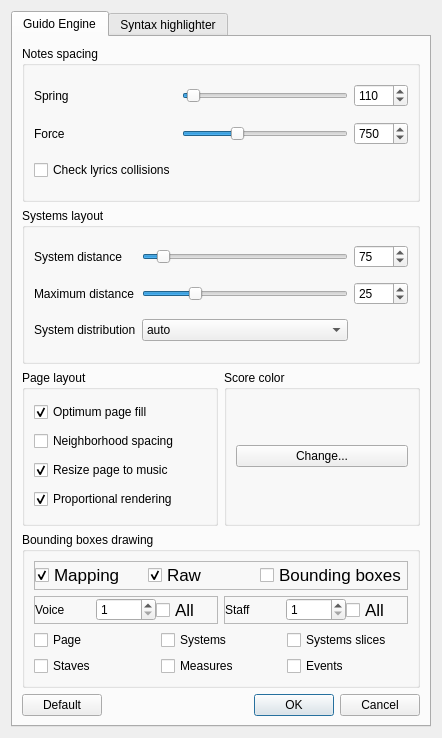
Old version of the form environments/Qt/apps/GuidoEditor/rsc/setupDialog.ui in the repository grame-cncm/guidolib.
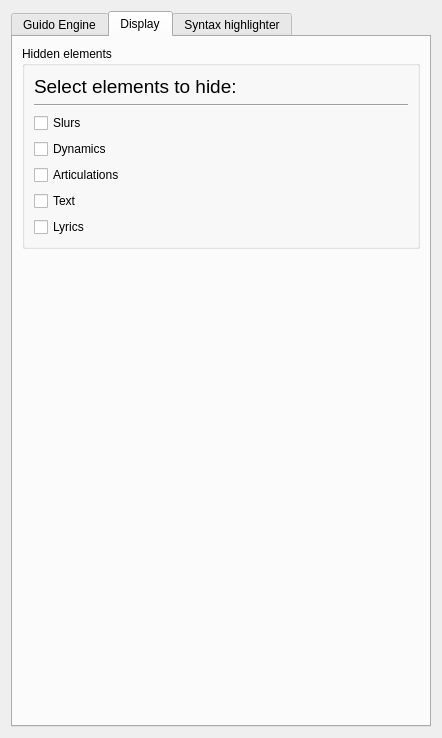
New version of the form.

Commit message: display state management fix multiple dialog opened new command initializes the editor with an empty score

Patch:
```diff
--- a/environments/Qt/apps/GuidoEditor/rsc/setupDialog.ui
+++ b/environments/Qt/apps/GuidoEditor/rsc/setupDialog.ui
@@ -32,13 +32,13 @@
    <item>
     <widget class="QTabWidget" name="fTabWidget">
      <property name="currentIndex">
-      <number>0</number>
+      <number>1</number>
      </property>
      <widget class="QWidget" name="tab">
       <attribute name="title">
        <string>Guido Engine</string>
       </attribute>
-      <layout class="QVBoxLayout" name="verticalLayout_2">
+      <layout class="QVBoxLayout" name="verticalLayout_1">
        <item>
         <widget class="QGroupBox" name="groupBox">
          <property name="title">
@@ -596,6 +596,96 @@
        </item>
       </layout>
      </widget>
+     <widget class="QWidget" name="tab_1">
+      <attribute name="title">
+       <string>Display</string>
+      </attribute>
+      <layout class="QVBoxLayout" name="verticalLayout_2">
+       <item>
+        <widget class="QGroupBox" name="groupBox">
+         <property name="title">
+          <string>Hidden elements</string>
+         </property>
+         <layout class="QGridLayout" name="gridLayout_4">
+          <item row="1" column="0">
+           <widget class="Line" name="line">
+            <property name="orientation">
+             <enum>Qt::Horizontal</enum>
+            </property>
+           </widget>
+          </item>
+          <item row="6" column="0">
+           <widget class="QCheckBox" name="fHideText">
+            <property name="text">
+             <string>Text</string>
+            </property>
+           </widget>
+          </item>
+          <item row="3" column="0">
+           <widget class="QCheckBox" name="fHideSlurs">
+            <property name="text">
+             <string>Slurs</string>
+            </property>
+           </widget>
+          </item>
+          <item row="4" column="0">
+           <widget class="QCheckBox" name="fHideDynamics">
+            <property name="text">
+             <string>Dynamics</string>
+            </property>
+           </widget>
+          </item>
+          <item row="5" column="0">
+           <widget class="QCheckBox" name="fHideArticulations">
+            <property name="text">
+             <string>Articulations</string>
+            </property>
+           </widget>
+          </item>
+          <item row="7" column="0">
+           <widget class="QCheckBox" name="fHideLyrics">
+            <property name="text">
+             <string>Lyrics</string>
+            </property>
+           </widget>
+          </item>
+          <item row="0" column="0">
+           <widget class="QLabel" name="label_17">
+            <property name="font">
+             <font>
+              <pointsize>14</pointsize>
+             </font>
+            </property>
+            <property name="text">
+             <string>Select elements to hide:</string>
+            </property>
+           </widget>
+          </item>
+         </layout>
+        </widget>
+       </item>
+       <item>
+        <spacer name="verticalSpacer">
+         <property name="orientation">
+          <enum>Qt::Vertical</enum>
+         </property>
+         <property name="sizeHint" stdset="0">
+          <size>
+           <width>20</width>
+           <height>40</height>
+          </size>
+         </property>
+        </spacer>
+       </item>
+       <item>
+        <layout class="QHBoxLayout" name="horizontalLayout_2">
+         <property name="sizeConstraint">
+          <enum>QLayout::SetMaximumSize</enum>
+         </property>
+        </layout>
+       </item>
+      </layout>
+     </widget>
      <widget class="QWidget" name="tab_2">
       <attribute name="title">
        <string>Syntax highlighter</string>
```
Left out of the diff: 64 changed lines with no effect on the pictures. The commit also changes 5 other files.
